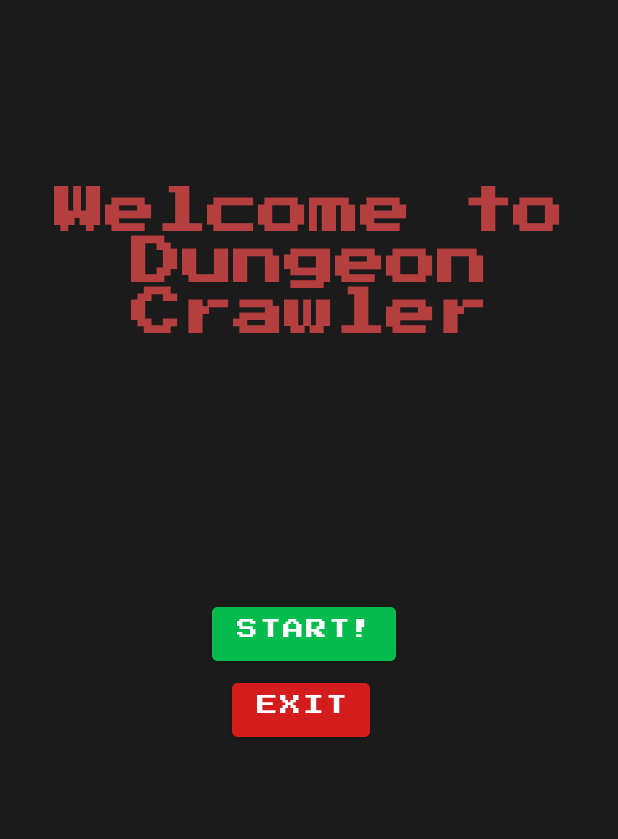
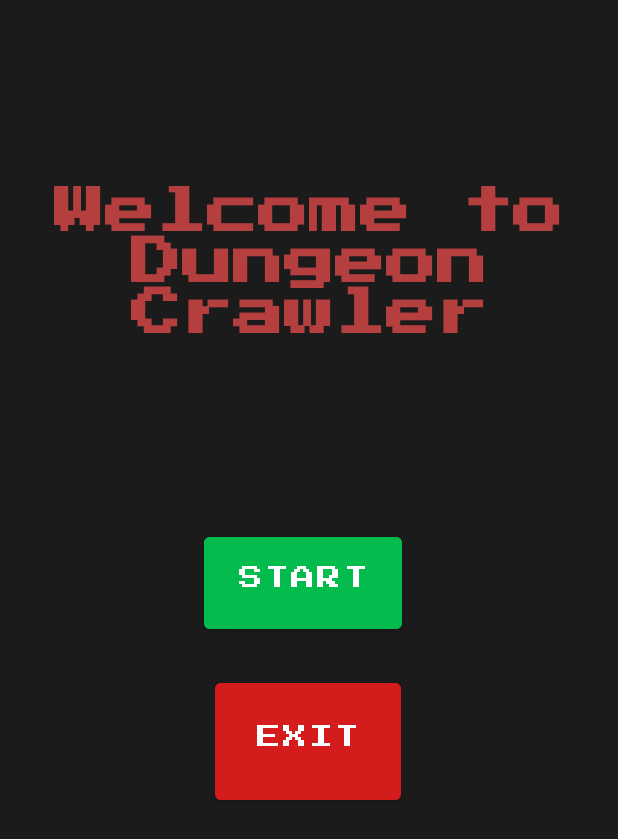
Before and after one commit to RudimentaryChef/DungeonCrawler_Game_Adi, an Android app: the layout activity_main.xml on its own in the app's theme, with its tools: preview values and no code run, on a phone screen of 412 x 824 dp. Shown: the top 839 px of the screen. Run offline under Robolectric (Android 15) with nearby library versions, the phone set to English and light mode, and no system bars.

Commit message:
minor changes with layout and manifest

```diff
--- a/app/src/main/AndroidManifest.xml
+++ b/app/src/main/AndroidManifest.xml
@@ -15,14 +15,14 @@
         <activity
             android:name="com.example.cs2340c_team41.GameScreenActivity"
             android:exported="true">
+        </activity>
+        <activity
+            android:name="com.example.cs2340c_team41.MainActivity"
+            android:exported="true">
             <intent-filter>
                 <action android:name="android.intent.action.MAIN" />
                 <category android:name="android.intent.category.LAUNCHER" />
             </intent-filter>
-        </activity>
-        <activity
-            android:name="com.example.cs2340c_team41.MainActivity"
-            android:exported="true">
         </activity>
         <meta-data
             android:name="preloaded_fonts"
--- a/app/src/main/res/layout/activity_main.xml
+++ b/app/src/main/res/layout/activity_main.xml
@@ -26,8 +26,8 @@
 
     <Button
         android:id="@+id/exit"
-        android:layout_width="wrap_content"
-        android:layout_height="wrap_content"
+        android:layout_width="124dp"
+        android:layout_height="90dp"
         android:layout_marginStart="158dp"
         android:layout_marginTop="449dp"
         android:layout_marginEnd="165dp"
@@ -35,27 +35,31 @@
         android:backgroundTint="#D51C1C"
         android:fontFamily="@font/press_start_2p"
         android:text="EXIT"
+        android:textSize="16sp"
         app:layout_constraintBottom_toBottomOf="parent"
         app:layout_constraintEnd_toEndOf="parent"
-        app:layout_constraintHorizontal_bias="1.0"
+        app:layout_constraintHorizontal_bias="0.416"
         app:layout_constraintStart_toStartOf="parent"
         app:layout_constraintTop_toTopOf="parent"
         app:layout_constraintVertical_bias="0.0" />
 
     <Button
         android:id="@+id/start"
-        android:layout_width="wrap_content"
-        android:layout_height="wrap_content"
+        android:layout_width="132dp"
+        android:layout_height="73dp"
         android:layout_marginStart="158dp"
         android:layout_marginTop="352dp"
         android:layout_marginEnd="165dp"
         android:layout_marginBottom="331dp"
         android:backgroundTint="#04BC4E"
         android:fontFamily="@font/press_start_2p"
-        android:text="START!"
+        android:text="START"
+        android:textSize="16sp"
         app:layout_constraintBottom_toBottomOf="parent"
         app:layout_constraintEnd_toEndOf="parent"
+        app:layout_constraintHorizontal_bias="0.522"
         app:layout_constraintStart_toStartOf="parent"
-        app:layout_constraintTop_toTopOf="parent" />
+        app:layout_constraintTop_toTopOf="parent"
+        app:layout_constraintVertical_bias="0.0" />
 
 </androidx.constraintlayout.widget.ConstraintLayout>
```
